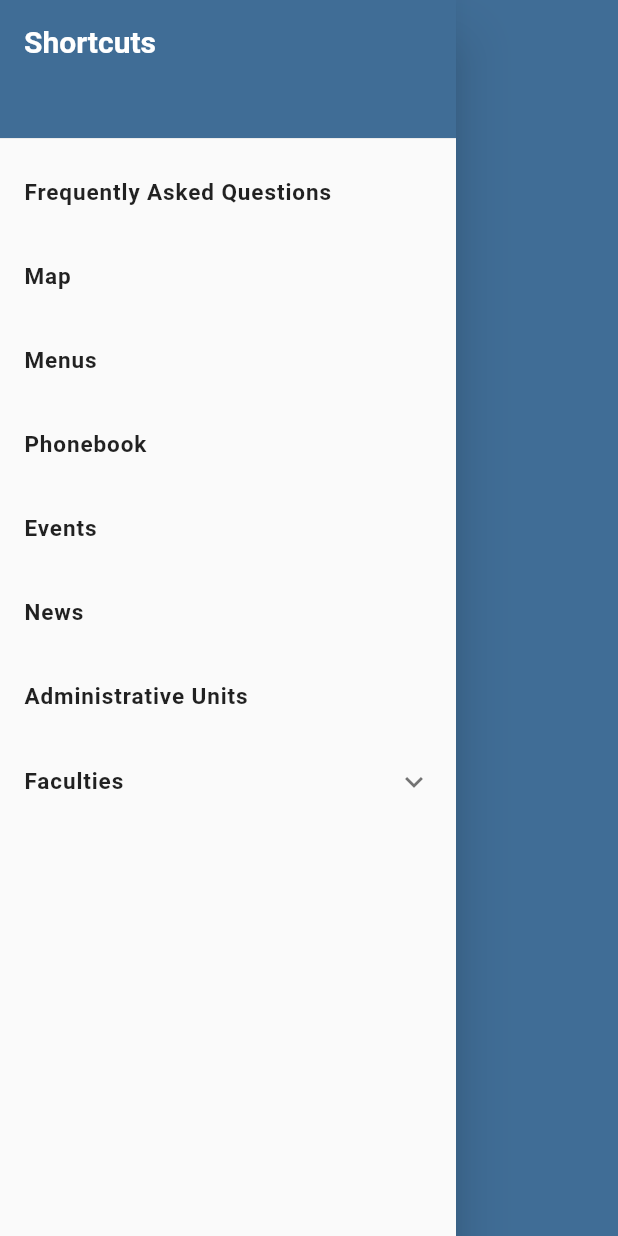
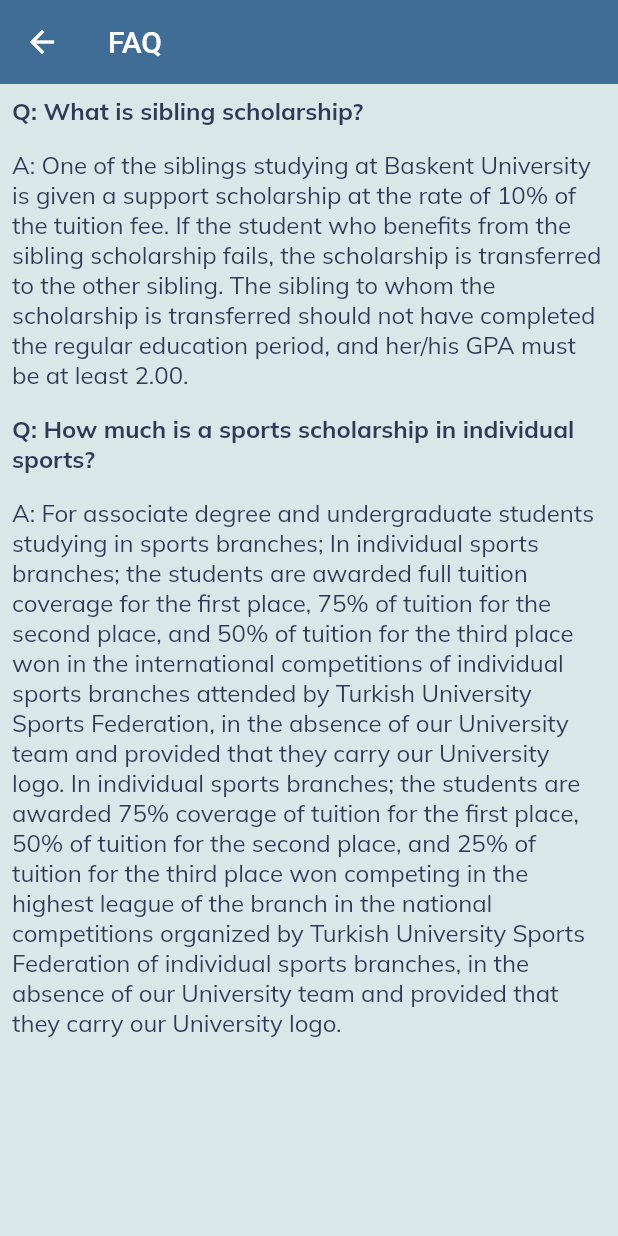
Before and after one commit to begumzengin/ParsyBot, a Flutter app: the LightDrawer widget shown alone on an empty page, opened directly, after a tap on "Frequently Asked Questions", on a phone screen of 412 x 824 dp. Run offline on Flutter 3.47's test engine with Material 2 defaults, Android fonts, the phone set to English and light mode, and no system bars; our stand-ins replace firebase_auth, firebase_core, flutter_spinkit, google_fonts, speech_to_text; accounts and stored records are empty; Roboto replaces fonts that are missing (Asap).

Commit message:
english faq page completed

```diff
--- a/parsybot/lib/screens/faq_page.dart
+++ b/parsybot/lib/screens/faq_page.dart
@@ -0,0 +1,74 @@
+import 'package:flutter/material.dart';
+import 'package:google_fonts/google_fonts.dart';
+import 'package:parsybot/constants.dart';
+
+class FaqPage extends StatelessWidget {
+  final List<Map<String, Object>> engFaq = [
+    {
+      "question": "What is sibling scholarship?",
+      "ansIndex": 0,
+    },
+    {
+      "question":
+          "One of the siblings studying at Baskent University is given a support scholarship at the rate of 10% of the tuition fee. If the student who benefits from the sibling scholarship fails, the scholarship is transferred to the other sibling. The sibling to whom the scholarship is transferred should not have completed the regular education period, and her/his GPA must be at least 2.00.",
+      "ansIndex": 1,
+    },
+    {
+      "question": "How much is a sports scholarship in individual sports?",
+      "ansIndex": 0,
+    },
+    {
+      "question":
+          "For associate degree and undergraduate students studying in sports branches; In individual sports branches; the students are awarded full tuition coverage for the first place, 75% of tuition for the second place, and 50% of tuition for the third place won in the international competitions of individual sports branches attended by Turkish University Sports Federation, in the absence of our University team and provided that they carry our University logo. In individual sports branches; the students are awarded 75% coverage of tuition for the first place, 50% of tuition for the second place, and 25% of tuition for the third place won competing in the highest league of the branch in the national competitions organized by Turkish University Sports Federation of individual sports branches, in the absence of our University team and provided that they carry our University logo.",
+      "ansIndex": 1,
+    },
+  ];
+
+  @override
+  Widget build(BuildContext context) {
+    return Scaffold(
+      appBar: AppBar(
+        title: Text(
+          'FAQ',
+        ),
+        elevation: 0,
+        backgroundColor: sanMarino,
+      ),
+      backgroundColor: lightBackground,
+      body: ListView.builder(
+        itemCount: engFaq.length,
+        itemBuilder: (context, index) {
+          final question = engFaq[index]['question'];
+          final ansIndex = engFaq[index]['ansIndex'];
+
+          return Padding(
+            padding: const EdgeInsets.all(8.0),
+            child: RichText(
+              text: TextSpan(
+                style: DefaultTextStyle.of(context).style,
+                children: [
+                  TextSpan(
+                    text: ansIndex == 0 ? 'Q: ' : 'A: ',
+                    style: GoogleFonts.mulish(
+                        fontWeight:
+                            ansIndex == 0 ? FontWeight.bold : FontWeight.normal,
+                        fontSize: 16,
+                        color: pickledBluewood),
+                  ),
+                  TextSpan(
+                      text: question.toString(),
+                      style: GoogleFonts.mulish(
+                          fontWeight: ansIndex == 0
+                              ? FontWeight.bold
+                              : FontWeight.normal,
+                          fontSize: 16,
+                          color: pickledBluewood)),
+                ],
+              ),
+            ),
+          );
+        },
+      ),
+    );
+  }
+}
--- a/parsybot/lib/util/button_row.dart
+++ b/parsybot/lib/util/button_row.dart
@@ -2,6 +2,7 @@ import 'package:flutter/material.dart';
 import 'package:google_fonts/google_fonts.dart';
 import '../l10n/app_localizations.dart';
 import '../constants.dart';
+import '../screens/faq_page.dart';
 
 class ButtonRow extends StatelessWidget {
   const ButtonRow({super.key});
@@ -17,7 +18,10 @@ class ButtonRow extends StatelessWidget {
         SizedBox(
           height: 40,
           child: ElevatedButton(
-              onPressed: () {},
+              onPressed: () {
+                Navigator.push(context,
+                    MaterialPageRoute(builder: (context) => FaqPage()));
+              },
               child: Text(t.faqTitle,
                   style: GoogleFonts.mulish(color: Colors.white, fontSize: 15)),
               style: ButtonStyle(
--- a/parsybot/lib/util/light_drawer.dart
+++ b/parsybot/lib/util/light_drawer.dart
@@ -1,6 +1,7 @@
 import 'package:flutter/material.dart';
 import 'package:google_fonts/google_fonts.dart';
 import 'package:parsybot/constants.dart';
+import 'package:parsybot/screens/faq_page.dart';
 import 'package:url_launcher/url_launcher.dart';
 import '../l10n/app_localizations.dart';
 
@@ -75,7 +76,10 @@ class LightDrawer extends StatelessWidget {
                   letterSpacing: 0.6,
                   fontSize: 15),
             ),
-            onTap: () {},
+            onTap: () {
+              Navigator.push(
+                  context, MaterialPageRoute(builder: (context) => FaqPage()));
+            },
           ),
           ListTile(
             title: Text(t.mapTitle,
```
Also changed, not shown: 1 other file.
